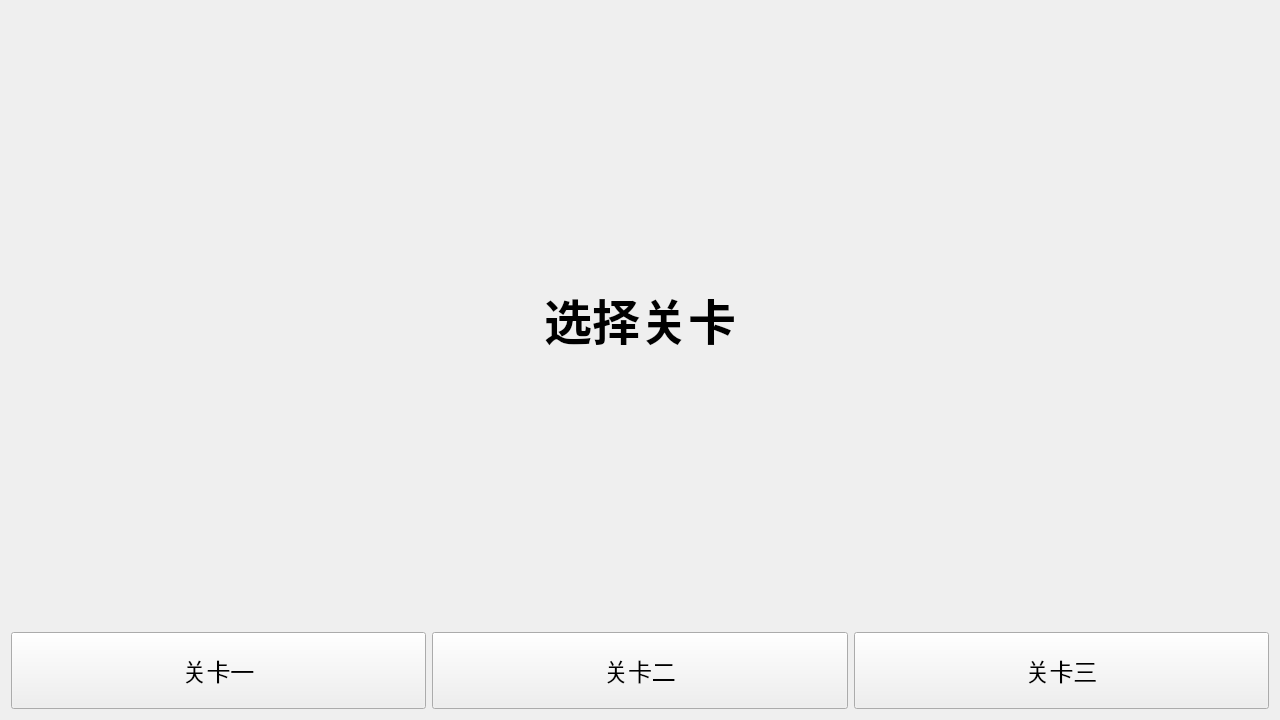
Lyn3303/my_project, file my_cpphw/Forms/LevelSelect.ui: the form before one commit.
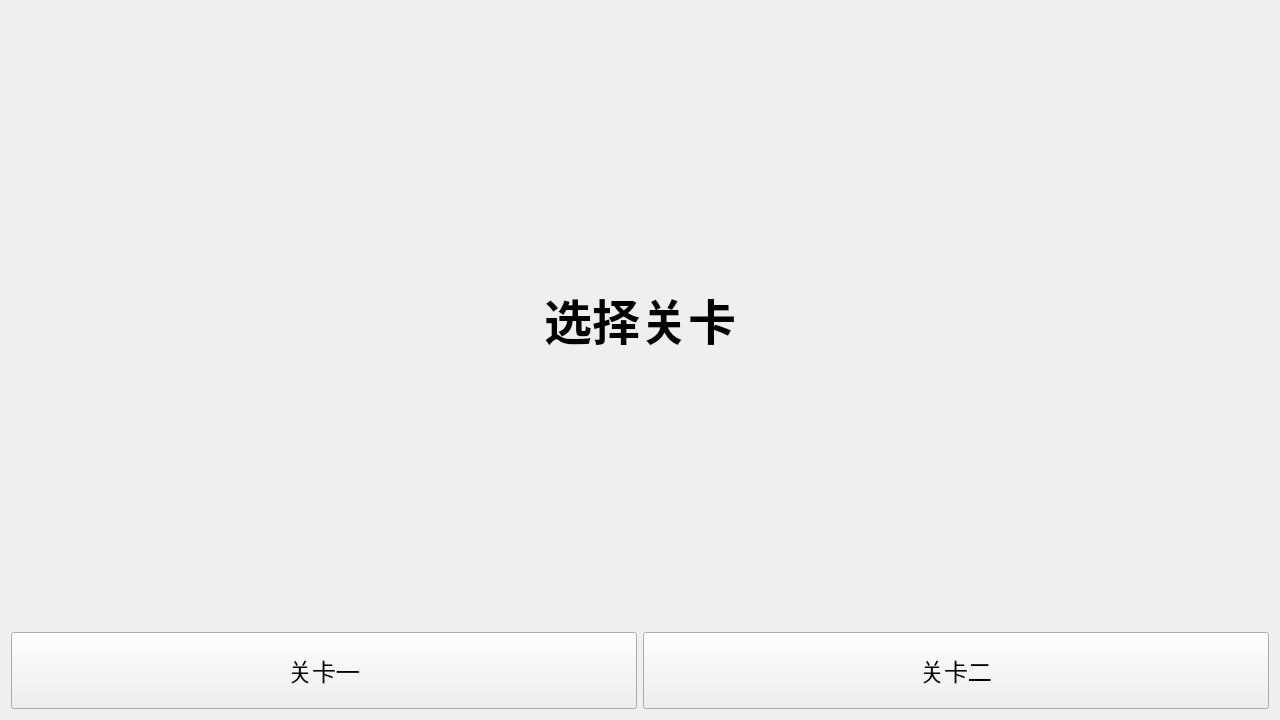
The form after the commit.

What changed in the file:
```diff
--- a/my_cpphw/Forms/LevelSelect.ui
+++ b/my_cpphw/Forms/LevelSelect.ui
@@ -49,16 +49,6 @@
        </property>
       </widget>
      </item>
-     <item>
-      <widget class="QPushButton" name="level3Button">
-       <property name="text">
-        <string>关卡三</string>
-       </property>
-       <property name="styleSheet">
-        <string notr="true">font-size: 24px; padding: 20px 40px;</string>
-       </property>
-      </widget>
-     </item>
     </layout>
    </item>
   </layout>
```
